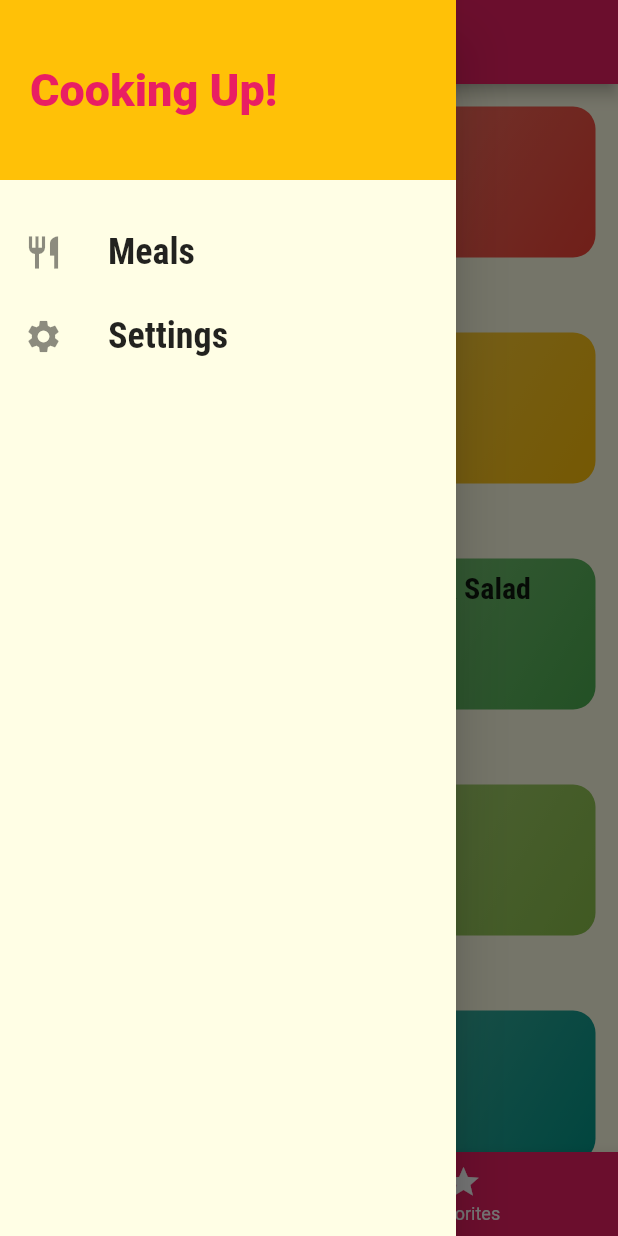
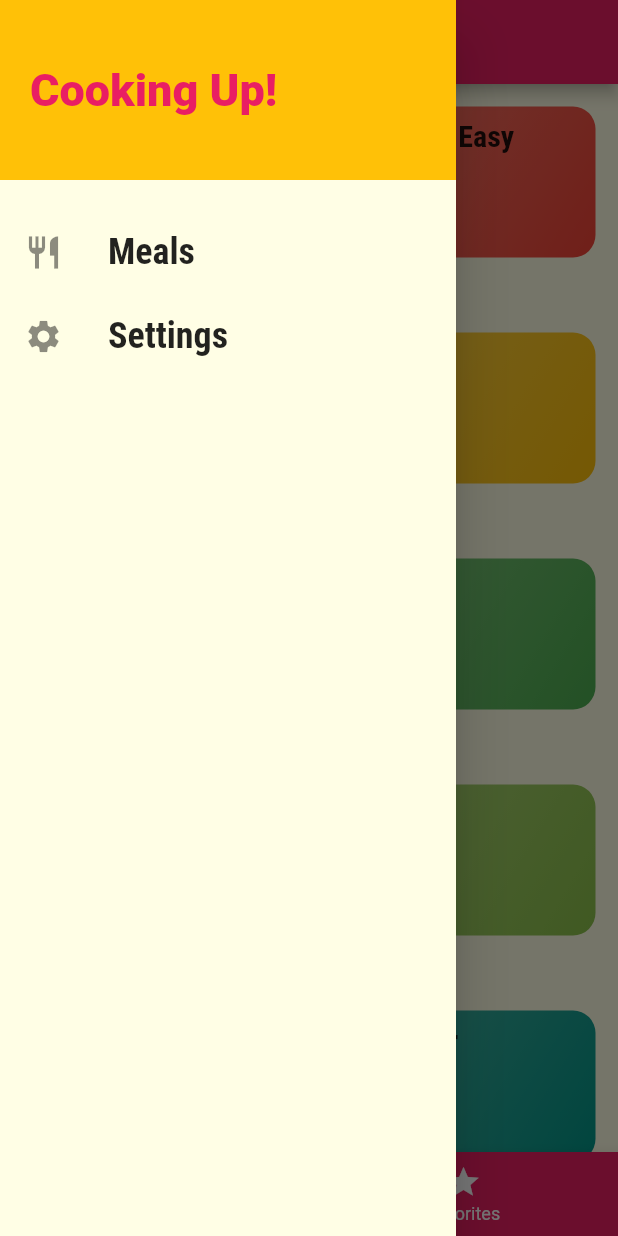
Before and after one commit to ridelkombem/meals_app_riverpod, a Flutter app: the screen it shows after launch, with the side drawer open, on a phone screen of 412 x 824 dp. Run offline on Flutter 3.47's test engine with Material 2 defaults, Android fonts, the phone set to English and light mode, and no system bars; our stand-ins replace flutter_riverpod.

Commit message:
meals app

```diff
--- a/lib/models/categories.dart
+++ b/lib/models/categories.dart
@@ -1,62 +1,65 @@
 import 'package:flutter/material.dart';
 import '../models/category.dart';
 
-class Categories with ChangeNotifier {
+class Categories {
   final List<Category> items = [
     Category(
       id: 'c1',
-      title: 'Appetizers',
+      title: 'Italian',
       color: Colors.purple,
     ),
     Category(
       id: 'c2',
-      title: 'Entrees',
+      title: 'Quick & Easy',
       color: Colors.red,
     ),
     Category(
       id: 'c3',
-      title: 'Sandwiches',
+      title: 'Hamburgers',
       color: Colors.orange,
     ),
     Category(
       id: 'c4',
-      title: 'Cold',
+      title: 'German',
       color: Colors.amber,
     ),
     Category(
       id: 'c5',
-      title: 'Hot',
+      title: 'Light & Lovely',
       color: Colors.blue,
     ),
     Category(
       id: 'c6',
-      title: 'Soups & Salad Combos',
+      title: 'Exotic',
       color: Colors.green,
     ),
     Category(
       id: 'c7',
-      title: 'Fajitas',
+      title: 'Breakfast',
       color: Colors.lightBlue,
     ),
     Category(
       id: 'c8',
-      title: 'Tacos',
+      title: 'Asian',
       color: Colors.lightGreen,
     ),
     Category(
       id: 'c9',
-      title: 'Enchildas',
+      title: 'French',
       color: Colors.pink,
     ),
     Category(
       id: 'c10',
-      title: 'Quiche',
+      title: 'Summer',
       color: Colors.teal,
     ),
-    Category(
-      id: 'c11',
-      title: 'Green Salads',
-      color: Colors.blueGrey,
-    ),
   ];
+
+  // List<Category> get items {
+  //   return [..._items];
+  // }
+
+  // Category findBy(String id) {
+  //   return _items.firstWhere((cat) => cat.id == id);
+  // }
 }
--- a/lib/models/meal.dart
+++ b/lib/models/meal.dart
@@ -6,10 +6,10 @@ class Meal {
   final String id;
   final String title;
   final String imageUrl;
-  final double price;
+  final int duration;
   final List<String> categories;
   final List<String> ingredients;
-
+  final List<String> steps;
   bool isGlutenFree;
   bool isVegan;
   bool isVegetarian;
@@ -21,7 +21,7 @@ class Meal {
     required this.id,
     required this.title,
     required this.imageUrl,
-    required this.price,
+    required this.duration,
     required this.categories,
     required this.ingredients,
     required this.isGlutenFree,
@@ -30,5 +30,6 @@ class Meal {
     required this.isLactoseFree,
     required this.affordability,
     required this.complexity,
+    required this.steps,
   });
 }
--- a/lib/models/meals.dart
+++ b/lib/models/meals.dart
@@ -1,22 +1,35 @@
-import '../models/meal.dart';
+import 'meal.dart';
 
 class Meals {
   final List<Meal> items = [
     Meal(
       id: 'm1',
-      price: 7.50,
       categories: [
         'c1',
+        'c2',
       ],
-      title: 'Iceberg Wedge Salad with House Cured Bacon',
+      title: 'Spaghetti with Tomato Sauce',
       affordability: Affordability.affordable,
       complexity: Complexity.simple,
       imageUrl:
-          'https://cdn.pixabay.com/photo/2014/10/23/18/05/burger-500054_1280.jpg',
+          'https://upload.wikimedia.org/wikipedia/commons/thumb/2/20/Spaghetti_Bolognese_mit_Parmesan_oder_Grana_Padano.jpg/800px-Spaghetti_Bolognese_mit_Parmesan_oder_Grana_Padano.jpg',
+      duration: 20,
       ingredients: [
-        'Tomato',
-        'Salsa',
-        'Gorgonzola',
+        '4 Tomatoes',
+        '1 Tablespoon of Olive Oil',
+        '1 Onion',
+        '250g Spaghetti',
+        'Spices',
+        'Cheese (optional)'
+      ],
+      steps: [
+        'Cut the tomatoes and the onion into small pieces.',
+        'Boil some water - add salt to it once it boils.',
+        'Put the spaghetti into the boiling water - they should be done in about 10 to 12 minutes.',
+        'In the meantime, heaten up some olive oil and add the cut onion.',
+        'After 2 minutes, add the tomato pieces, salt, pepper and your other spices.',
+        'The sauce will be done once the spaghetti are.',
+        'Feel free to add some cheese on top of the finished dish.'
       ],
       isGlutenFree: false,
       isVegan: true,
@@ -26,40 +39,25 @@ class Meals {
     Meal(
       id: 'm2',
       categories: [
-        'c1',
-      ],
-      title: 'Sautéed Shredded Brussels Sprouts',
-      affordability: Affordability.affordable,
-      complexity: Complexity.simple,
-      imageUrl:
-          'https://upload.wikimedia.org/wikipedia/commons/thumb/2/20/Spaghetti_Bolognese_mit_Parmesan_oder_Grana_Padano.jpg/800px-Spaghetti_Bolognese_mit_Parmesan_oder_Grana_Padano.jpg',
-      price: 6.95,
-      ingredients: [
-        'Bacon',
-        'Hazelnuts',
-        'Gorgonzola',
-      ],
-      isGlutenFree: false,
-      isVegan: true,
-      isVegetarian: true,
-      isLactoseFree: true,
-    ),
-    Meal(
-      id: 'm3',
-      categories: [
         'c2',
       ],
-      title: 'Farfalle Pasta with Braised Pork in Tomato Cream',
+      title: 'Toast Hawaii',
       affordability: Affordability.affordable,
       complexity: Complexity.simple,
       imageUrl:
           'https://cdn.pixabay.com/photo/2018/07/11/21/51/toast-3532016_1280.jpg',
-      price: 12.95,
+      duration: 10,
       ingredients: [
-        'capers',
-        'butternut',
-        'squash ',
-        'kale',
+        '1 Slice White Bread',
+        '1 Slice Ham',
+        '1 Slice Pineapple',
+        '1-2 Slices of Cheese',
+        'Butter'
+      ],
+      steps: [
+        'Butter one side of the white bread',
+        'Layer ham, the pineapple and cheese on the white bread',
+        'Bake the toast for round about 10 minutes in the oven at 200°C'
       ],
       isGlutenFree: false,
       isVegan: false,
@@ -67,239 +65,17 @@ class Meals {
       isLactoseFree: false,
     ),
     Meal(
-      id: 'm4',
+      id: 'm3',
       categories: [
         'c2',
+        'c3',
       ],
-      title: 'Stout Braised Bratwusrt',
+      title: 'Classic Hamburger',
       affordability: Affordability.pricey,
       complexity: Complexity.simple,
       imageUrl:
           'https://cdn.pixabay.com/photo/2014/10/23/18/05/burger-500054_1280.jpg',
-      price: 13.95,
-      ingredients: [
-        'horseradish',
-        'mashed potatoes',
-        'roasted root veggies',
-        'grilled onion',
-      ],
-      isGlutenFree: false,
-      isVegan: false,
-      isVegetarian: false,
-      isLactoseFree: true,
-    ),
-    Meal(
-      id: 'm5',
-      categories: [
-        'c3',
-      ],
-      title:
-          'Served with choice of house pasta salad, green salad, or fresh fruit.',
-      affordability: Affordability.luxurious,
-      complexity: Complexity.challenging,
-      imageUrl:
-          'https://cdn.pixabay.com/photo/2018/03/31/19/29/schnitzel-3279045_1280.jpg',
-      price: 15,
-      ingredients: [
-        '1/2 pasta salad(+\$1.50)',
-        'French Onion Soup(+\$1.50)',
-        'Soup of the day(+\$1.50)',
-      ],
-      isGlutenFree: false,
-      isVegan: false,
-      isVegetarian: false,
-      isLactoseFree: false,
-    ),
-    Meal(
-      id: 'm6',
-      categories: ['c4'],
-      title: 'Half Sandwich',
-      affordability: Affordability.luxurious,
-      complexity: Complexity.simple,
-      imageUrl:
-          'https://cdn.pixabay.com/photo/2016/10/25/13/29/smoked-salmon-salad-1768890_1280.jpg',
-      price: 7.95,
-      ingredients: ['Choice of sourdough', 'whole wheat', 'rye bread'],
-      isGlutenFree: true,
-      isVegan: false,
-      isVegetarian: true,
-      isLactoseFree: true,
-    ),
-    Meal(
-      id: 'm7',
-      categories: [
-        'c4',
-      ],
-      title: 'Pub Club ',
-      affordability: Affordability.affordable,
-      complexity: Complexity.hard,
-      imageUrl:
-          'https://cdn.pixabay.com/photo/2017/05/01/05/18/pastry-2274750_1280.jpg',
-      price: 10,
-      ingredients: ['turkey', 'bacon', 'lettuce', 'tomato'],
-      isGlutenFree: true,
-      isVegan: false,
-      isVegetarian: true,
-      isLactoseFree: false,
-    ),
-    Meal(
-      id: 'm8',
-      categories: [
-        'c5',
-      ],
-      title: 'Choice of whole wheat or cheese & onion bun',
-      affordability: Affordability.affordable,
-      complexity: Complexity.simple,
-      imageUrl:
-          'https://cdn.pixabay.com/photo/2018/07/10/21/23/pancake-3529653_1280.jpg',
-      price: 20,
-      ingredients: [''],
-      isGlutenFree: true,
-      isVegan: false,
-      isVegetarian: true,
-      isLactoseFree: false,
-    ),
-    Meal(
-      id: 'm9',
-      categories: [
-        'c5',
-      ],
-      title: 'Southwest Chicken Breast Grilled Onion',
-      affordability: Affordability.pricey,
-      complexity: Complexity.challenging,
-      imageUrl:
-          'https://cdn.pixabay.com/photo/2018/06/18/16/05/indian-food-3482749_1280.jpg',
-      price: 9.50,
-      ingredients: [
-        'Poblano Pepper',
-        'Tomato',
-        'Lettuce',
-        'Jack Cheese',
-      ],
-      isGlutenFree: true,
-      isVegan: false,
-      isVegetarian: false,
-      isLactoseFree: true,
-    ),
-    Meal(
-      id: 'm10',
-      categories: [
-        'c6',
-      ],
-      title: 'French Onion or Soup of the Day',
-      affordability: Affordability.affordable,
-      complexity: Complexity.hard,
-      imageUrl:
-          'https://cdn.pixabay.com/photo/2014/08/07/21/07/souffle-412785_1280.jpg',
-      price: 45,
-      ingredients: [''],
-      isGlutenFree: true,
-      isVegan: false,
-      isVegetarian: true,
-      isLactoseFree: false,
-    ),
-    Meal(
-      id: 'm11',
-      categories: [
-        'c7',
-      ],
-      title: 'Fajitas',
-      affordability: Affordability.luxurious,
-      complexity: Complexity.simple,
-      imageUrl:
-          'https://cdn.pixabay.com/photo/2018/04/09/18/26/asparagus-3304997_1280.jpg',
-      price: 10.95,
-      ingredients: [
-        'red rice,',
-        '3black bean',
-        'grilled tomato salad',
-        'choice of corn',
-        'flour tortillas'
-      ],
-      isGlutenFree: true,
-      isVegan: true,
-      isVegetarian: true,
-      isLactoseFree: true,
-    ),
-    Meal(
-      id: 'm12',
-      price: 7.50,
-      categories: [
-        'c8',
-      ],
-      title: 'Enchiladas',
-      affordability: Affordability.affordable,
-      complexity: Complexity.simple,
-      imageUrl:
-          'https://upload.wikimedia.org/wikipedia/commons/thumb/2/20/Spaghetti_Bolognese_mit_Parmesan_oder_Grana_Padano.jpg/800px-Spaghetti_Bolognese_mit_Parmesan_oder_Grana_Padano.jpg',
-      ingredients: [
-        'Southwestern Succotash,',
-        'Black Beans ',
-        'Chipotle Crema',
-      ],
-      isGlutenFree: false,
-      isVegan: true,
-      isVegetarian: true,
-      isLactoseFree: true,
-    ),
-    Meal(
-      id: 'm13',
-      categories: [
-        'c9',
-      ],
-      title: 'Quiche',
-      affordability: Affordability.affordable,
-      complexity: Complexity.simple,
-      imageUrl:
-          'https://upload.wikimedia.org/wikipedia/commons/thumb/2/20/Spaghetti_Bolognese_mit_Parmesan_oder_Grana_Padano.jpg/800px-Spaghetti_Bolognese_mit_Parmesan_oder_Grana_Padano.jpg',
-      price: 8.95,
-      ingredients: [
-        'Bacon',
-        'Swiss',
-        'Mushroom',
-        'Zucchini',
-        'Spices',
-        'Cheese (optional)'
-      ],
-      isGlutenFree: false,
-      isVegan: true,
-      isVegetarian: true,
-      isLactoseFree: true,
-    ),
-    Meal(
-      id: 'm14',
-      categories: [
-        'c11',
-      ],
-      title: 'Grilled Red Trout Lentils, ',
-      affordability: Affordability.affordable,
-      complexity: Complexity.simple,
-      imageUrl:
-          'https://cdn.pixabay.com/photo/2018/07/11/21/51/toast-3532016_1280.jpg',
-      price: 10.95,
-      ingredients: [
-        '1 Slice White Bread',
-        '1 Slice Ham',
-        '1 Slice Pineapple',
-        '1-2 Slices of Cheese',
-        'Butter'
-      ],
-      isGlutenFree: false,
-      isVegan: false,
-      isVegetarian: false,
-      isLactoseFree: false,
-    ),
-    Meal(
-      id: 'm15',
-      categories: [
-        'c11',
-      ],
-      title: 'Smoked Turkey Cheese ',
-      affordability: Affordability.pricey,
-      complexity: Complexity.simple,
-      imageUrl:
-          'https://cdn.pixabay.com/photo/2014/10/23/18/05/burger-500054_1280.jpg',
-      price: 9.95,
+      duration: 45,
       ingredients: [
         '300g Cattle Hack',
         '1 Tomato',
@@ -308,22 +84,29 @@ class Meals {
         'Ketchup',
         '2 Burger Buns'
       ],
+      steps: [
+        'Form 2 patties',
+        'Fry the patties for c. 4 minutes on each side',
+        'Quickly fry the buns for c. 1 minute on each side',
+        'Bruch buns with ketchup',
+        'Serve burger with tomato, cucumber and onion'
+      ],
       isGlutenFree: false,
       isVegan: false,
       isVegetarian: false,
       isLactoseFree: true,
     ),
     Meal(
-      id: 'm16',
+      id: 'm4',
       categories: [
-        'c10',
+        'c4',
       ],
       title: 'Wiener Schnitzel',
       affordability: Affordability.luxurious,
       complexity: Complexity.challenging,
       imageUrl:
           'https://cdn.pixabay.com/photo/2018/03/31/19/29/schnitzel-3279045_1280.jpg',
-      price: 60,
+      duration: 60,
       ingredients: [
         '8 Veal Cutlets',
         '4 Eggs',
@@ -334,10 +117,255 @@ class Meals {
         'Salt',
         'Lemon Slices'
       ],
+      steps: [
+        'Tenderize the veal to about 2–4mm, and salt on both sides.',
+        'On a flat plate, stir the eggs briefly with a fork.',
+        'Lightly coat the cutlets in flour then dip into the egg, and finally, coat in breadcrumbs.',
+        'Heat the butter and oil in a large pan (allow the fat to get very hot) and fry the schnitzels until golden brown on both sides.',
+        'Make sure to toss the pan regularly so that the schnitzels are surrounded by oil and the crumbing becomes ‘fluffy’.',
+        'Remove, and drain on kitchen paper. Fry the parsley in the remaining oil and drain.',
+        'Place the schnitzels on awarmed plate and serve garnishedwith parsley and slices of lemon.'
+      ],
       isGlutenFree: false,
       isVegan: false,
       isVegetarian: false,
       isLactoseFree: false,
     ),
+    Meal(
+      id: 'm5',
+      categories: [
+        'c2'
+            'c5',
+        'c10',
+      ],
+      title: 'Salad with Smoked Salmon',
+      affordability: Affordability.luxurious,
+      complexity: Complexity.simple,
+      imageUrl:
+          'https://cdn.pixabay.com/photo/2016/10/25/13/29/smoked-salmon-salad-1768890_1280.jpg',
+      duration: 15,
+      ingredients: [
+        'Arugula',
+        'Lamb\'s Lettuce',
+        'Parsley',
+        'Fennel',
+        '200g Smoked Salmon',
+        'Mustard',
+        'Balsamic Vinegar',
+        'Olive Oil',
+        'Salt and Pepper'
+      ],
+      steps: [
+        'Wash and cut salad and herbs',
+        'Dice the salmon',
+        'Process mustard, vinegar and olive oil into a dessing',
+        'Prepare the salad',
+        'Add salmon cubes and dressing'
+      ],
+      isGlutenFree: true,
+      isVegan: false,
+      isVegetarian: true,
+      isLactoseFree: true,
+    ),
+    Meal(
+      id: 'm6',
+      categories: [
+        'c6',
+        'c10',
+      ],
+      title: 'Delicious Orange Mousse',
+      affordability: Affordability.affordable,
+      complexity: Complexity.hard,
+      imageUrl:
+          'https://cdn.pixabay.com/photo/2017/05/01/05/18/pastry-2274750_1280.jpg',
+      duration: 240,
+      ingredients: [
+        '4 Sheets of Gelatine',
+        '150ml Orange Juice',
+        '80g Sugar',
+        '300g Yoghurt',
+        '200g Cream',
+        'Orange Peel',
+      ],
+      steps: [
+        'Dissolve gelatine in pot',
+        'Add orange juice and sugar',
+        'Take pot off the stove',
+        'Add 2 tablespoons of yoghurt',
+        'Stir gelatin under remaining yoghurt',
+        'Cool everything down in the refrigerator',
+        'Whip the cream and lift it under die orange mass',
+        'Cool down again for at least 4 hours',
+        'Serve with orange peel',
+      ],
+      isGlutenFree: true,
+      isVegan: false,
+      isVegetarian: true,
+      isLactoseFree: false,
+    ),
+    Meal(
+      id: 'm7',
+      categories: [
+        'c7',
+      ],
+      title: 'Pancakes',
+      affordability: Affordability.affordable,
+      complexity: Complexity.simple,
+      imageUrl:
+          'https://cdn.pixabay.com/photo/2018/07/10/21/23/pancake-3529653_1280.jpg',
+      duration: 20,
+      ingredients: [
+        '1 1/2 Cups all-purpose Flour',
+        '3 1/2 Teaspoons Baking Powder',
+        '1 Teaspoon Salt',
+        '1 Tablespoon White Sugar',
+        '1 1/4 cups Milk',
+        '1 Egg',
+        '3 Tablespoons Butter, melted',
+      ],
+      steps: [
+        'In a large bowl, sift together the flour, baking powder, salt and sugar.',
+        'Make a well in the center and pour in the milk, egg and melted butter; mix until smooth.',
+        'Heat a lightly oiled griddle or frying pan over medium high heat.',
+        'Pour or scoop the batter onto the griddle, using approximately 1/4 cup for each pancake. Brown on both sides and serve hot.'
+      ],
+      isGlutenFree: true,
+      isVegan: false,
+      isVegetarian: true,
+      isLactoseFree: false,
+    ),
+    Meal(
+      id: 'm8',
+      categories: [
+        'c8',
+      ],
+      title: 'Creamy Indian Chicken Curry',
+      affordability: Affordability.pricey,
+      complexity: Complexity.challenging,
+      imageUrl:
+          'https://cdn.pixabay.com/photo/2018/06/18/16/05/indian-food-3482749_1280.jpg',
+      duration: 35,
+      ingredients: [
+        '4 Chicken Breasts',
+        '1 Onion',
+        '2 Cloves of Garlic',
+        '1 Piece of Ginger',
+        '4 Tablespoons Almonds',
+        '1 Teaspoon Cayenne Pepper',
+        '500ml Coconut Milk',
+      ],
+      steps: [
+        'Slice and fry the chicken breast',
+        'Process onion, garlic and ginger into paste and sauté everything',
+        'Add spices and stir fry',
+        'Add chicken breast + 250ml of water and cook everything for 10 minutes',
+        'Add coconut milk',
+        'Serve with rice'
+      ],
+      isGlutenFree: true,
+      isVegan: false,
+      isVegetarian: false,
+      isLactoseFree: true,
+    ),
+    Meal(
+      id: 'm9',
+      categories: [
+        'c9',
+      ],
+      title: 'Chocolate Souffle',
+      affordability: Affordability.affordable,
+      complexity: Complexity.hard,
+      imageUrl:
+          'https://cdn.pixabay.com/photo/2014/08/07/21/07/souffle-412785_1280.jpg',
+      duration: 45,
+      ingredients: [
+        '1 Teaspoon melted Butter',
+        '2 Tablespoons white Sugar',
+        '2 Ounces 70% dark Chocolate, broken into pieces',
+        '1 Tablespoon Butter',
+        '1 Tablespoon all-purpose Flour',
+        '4 1/3 tablespoons cold Milk',
+        '1 Pinch Salt',
+        '1 Pinch Cayenne Pepper',
+        '1 Large Egg Yolk',
+        '2 Large Egg Whites',
+        '1 Pinch Cream of Tartar',
+        '1 Tablespoon white Sugar',
+      ],
+      steps: [
+        'Preheat oven to 190°C. Line a rimmed baking sheet with parchment paper.',
+        'Brush bottom and sides of 2 ramekins lightly with 1 teaspoon melted butter; cover bottom and sides right up to the rim.',
+        'Add 1 tablespoon white sugar to ramekins. Rotate ramekins until sugar coats all surfaces.',
+        'Place chocolate pieces in a metal mixing bowl.',
+        'Place bowl over a pan of about 3 cups hot water over low heat.',
+        'Melt 1 tablespoon butter in a skillet over medium heat. Sprinkle in flour. Whisk until flour is incorporated into butter and mixture thickens.',
+        'Whisk in cold milk until mixture becomes smooth and thickens. Transfer mixture to bowl with melted chocolate.',
+        'Add salt and cayenne pepper. Mix together thoroughly. Add egg yolk and mix to combine.',
+        'Leave bowl above the hot (not simmering) water to keep chocolate warm while you whip the egg whites.',
+        'Place 2 egg whites in a mixing bowl; add cream of tartar. Whisk until mixture begins to thicken and a drizzle from the whisk stays on the surface about 1 second before disappearing into the mix.',
+        'Add 1/3 of sugar and whisk in. Whisk in a bit more sugar about 15 seconds.',
+        'whisk in the rest of the sugar. Continue whisking until mixture is about as thick as shaving cream and holds soft peaks, 3 to 5 minutes.',
+        'Transfer a little less than half of egg whites to chocolate.',
+        'Mix until egg whites are thoroughly incorporated into the chocolate.',
+        'Add the rest of the egg whites; gently fold into the chocolate with a spatula, lifting from the bottom and folding over.',
+        'Stop mixing after the egg white disappears. Divide mixture between 2 prepared ramekins. Place ramekins on prepared baking sheet.',
+        'Bake in preheated oven until scuffles are puffed and have risen above the top of the rims, 12 to 15 minutes.',
+      ],
+      isGlutenFree: true,
+      isVegan: false,
+      isVegetarian: true,
+      isLactoseFree: false,
+    ),
+    Meal(
+      id: 'm10',
+      categories: [
+        'c2',
+        'c5',
+        'c10',
+      ],
+      title: 'Asparagus Salad with Cherry Tomatoes',
+      affordability: Affordability.luxurious,
+      complexity: Complexity.simple,
+      imageUrl:
+          'https://cdn.pixabay.com/photo/2018/04/09/18/26/asparagus-3304997_1280.jpg',
+      duration: 30,
+      ingredients: [
+        'White and Green Asparagus',
+        '30g Pine Nuts',
+        '300g Cherry Tomatoes',
+        'Salad',
+        'Salt, Pepper and Olive Oil'
+      ],
+      steps: [
+        'Wash, peel and cut the asparagus',
+        'Cook in salted water',
+        'Salt and pepper the asparagus',
+        'Roast the pine nuts',
+        'Halve the tomatoes',
+        'Mix with asparagus, salad and dressing',
+        'Serve with Baguette'
+      ],
+      isGlutenFree: true,
+      isVegan: true,
+      isVegetarian: true,
+      isLactoseFree: true,
+    ),
   ];
+  // List<Meal> get items {
+  //   return [..._items];
+  // }
+
+  // Meal findBy(String id) {
+  //   return _items.firstWhere((meal) => (meal.id == id));
+  // }
+
+  // List<Meal> findBy1(String categorid) {
+  //   return _items
+  //       .where((meal) => (meal.categories.contains(categorid)))
+  //       .toList();
+  // }
+
+  // void deleteItem(String id) {
+  //   _items.removeWhere((meal) => (meal.id == id));
+  // }
 }
--- a/lib/screens/meal_detail_screen.dart
+++ b/lib/screens/meal_detail_screen.dart
@@ -50,6 +50,24 @@ class MealDetailScreen extends ConsumerWidget {
                 ),
               ),
             ),
+            const BuildTitle(
+              title: 'Steps',
+            ),
+            BuildContainer(
+              child: ListView.builder(
+                itemCount: meal.steps.length,
+                itemBuilder: (context, i) => Card(
+                  color: Theme.of(context).colorScheme.secondary,
+                  child: Padding(
+                    padding:
+                        const EdgeInsets.symmetric(vertical: 5, horizontal: 20),
+                    child: Text(
+                      meal.steps[i],
+                    ),
+                  ),
+                ),
+              ),
+            ),
           ],
         ),
       ),
--- a/lib/widgets/meal_item.dart
+++ b/lib/widgets/meal_item.dart
@@ -66,7 +66,7 @@ class MealItem extends StatelessWidget {
                       const SizedBox(
                         width: 6,
                       ),
-                      Text('${filteredMeal.price ?? 0.0} price')
+                      Text('${filteredMeal.duration} duration')
                     ],
                   ),
                   Row(
```
